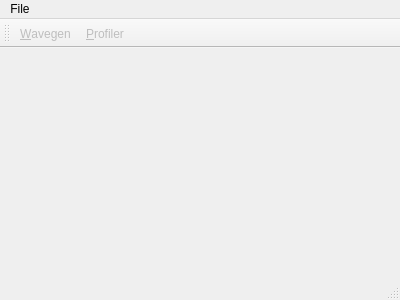
Qt form src/gui/mainwindow.ui (CompEphys-team/rtdo) before a commit.
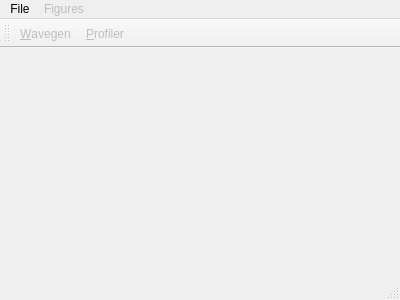
The same form after that commit.

What changed in the file:
```diff
--- a/src/gui/mainwindow.ui
+++ b/src/gui/mainwindow.ui
@@ -49,7 +49,17 @@
     <addaction name="separator"/>
     <addaction name="actionQuit"/>
    </widget>
+   <widget class="QMenu" name="menuFigures">
+    <property name="enabled">
+     <bool>false</bool>
+    </property>
+    <property name="title">
+     <string>Figures</string>
+    </property>
+    <addaction name="actionWavegen_fitness_map"/>
+   </widget>
    <addaction name="menuFile"/>
+   <addaction name="menuFigures"/>
   </widget>
   <widget class="QToolBar" name="mainToolBar">
    <property name="enabled">
```
Left out of the diff: 5 changed lines with no effect on the pictures.
